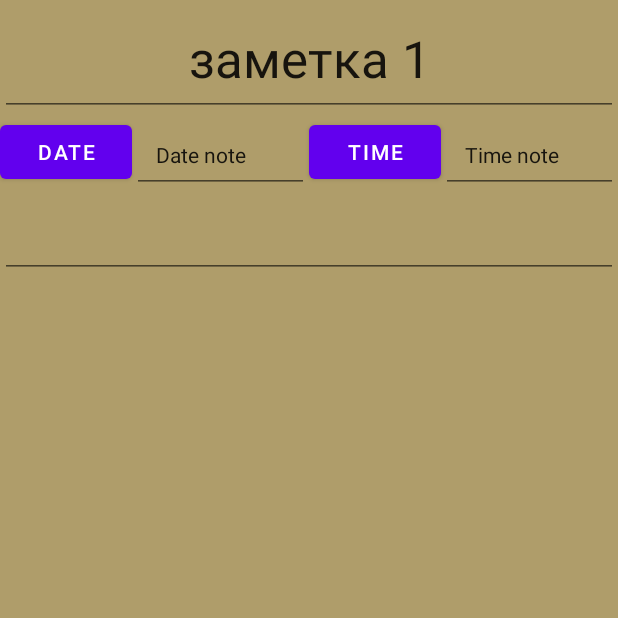
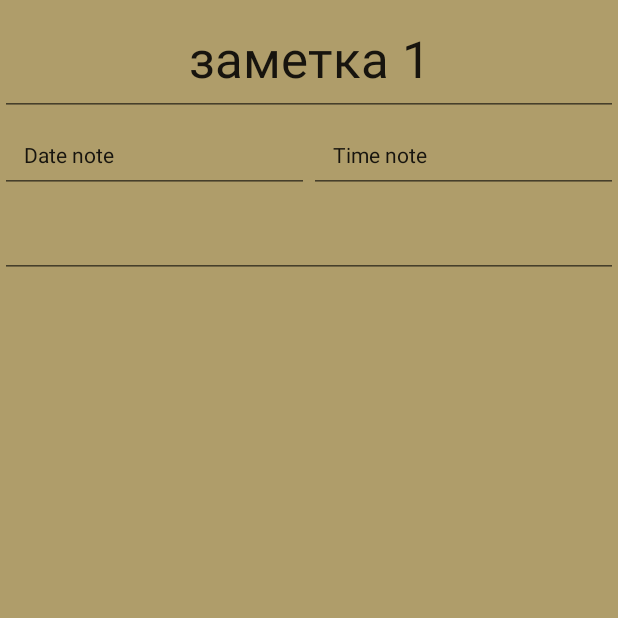
Before and after one commit to EvgenyaVezel/AnAndroidNotes, an Android app: the fragment NoteContentFragment placed in its activity, on a phone screen of 412 x 824 dp, the top half of it. Run offline under Robolectric (Android 15) with nearby library versions, the phone set to English and light mode, and no system bars; 15 statements that could not run were skipped.

Commit message:
Добавила CardView, RecycleView, в боковое навигационное меню добавила переход к списку заметок, реализовала меню для каждой заметки

```diff
--- a/app/src/main/java/com/example/myapplication/domain/Note.java
+++ b/app/src/main/java/com/example/myapplication/domain/Note.java
@@ -13,7 +13,7 @@ public class Note implements Parcelable {
     private Calendar calendar = Calendar.getInstance();
     private String  head;
     private Date date;
-    private String  content;
+    private String content;
 
 
     public Note(String head, Date date, String content) {
--- a/app/src/main/java/com/example/myapplication/domain/NotesRepository.java
+++ b/app/src/main/java/com/example/myapplication/domain/NotesRepository.java
@@ -4,4 +4,6 @@ import java.util.List;
 
 public interface NotesRepository {
     List<Note> getNotes();
+    void addNote(Note note);
+    void deleteNote(Note note);
 }
--- a/app/src/main/java/com/example/myapplication/domain/NotesRepositoryImp.java
+++ b/app/src/main/java/com/example/myapplication/domain/NotesRepositoryImp.java
@@ -9,10 +9,10 @@ import java.util.Calendar;
 import java.util.List;
 
 public class NotesRepositoryImp implements NotesRepository{
-
+    protected List<Note> result;
     @Override
     public List<Note> getNotes() {
-        List<Note> result = new ArrayList<>();
+        result = new ArrayList<>();
 
         result.add(new Note("Заметка 1", Calendar.getInstance().getTime(),  "Соержимое заметки 1..."));
         result.add(new Note("Заметка 2", Calendar.getInstance().getTime(),  "Соержимое заметки 2..."));
@@ -20,4 +20,13 @@ public class NotesRepositoryImp implements NotesRepository{
 
         return result;
     }
+
+    @Override
+    public void addNote(Note note) {
+        result.add(note);
+    }
+    @Override
+    public void deleteNote(Note note) {
+        result.remove(note);
+    }
 }
--- a/app/src/main/java/com/example/myapplication/ui/details/NoteContentFragment.java
+++ b/app/src/main/java/com/example/myapplication/ui/details/NoteContentFragment.java
@@ -29,6 +29,8 @@ import java.util.Locale;
 public class NoteContentFragment extends Fragment {
     private static final String KEY_NOTE = "KEY_NOTE";
 
+    private EditText contentNote;
+    private EditText headNote;
 
     public static NoteContentFragment getInstance(Note note) {
         NoteContentFragment fragment = new NoteContentFragment();
@@ -58,16 +60,12 @@ public class NoteContentFragment extends Fragment {
         int cHourOfDay = calendar.get(Calendar.HOUR_OF_DAY);
         int cMinute = calendar.get(Calendar.MINUTE);
 
-        EditText headNote = view.findViewById(R.id.content_note_head);
-        EditText contentNote = view.findViewById(R.id.note_content);
+        headNote = view.findViewById(R.id.content_note_head);
+        contentNote = view.findViewById(R.id.note_content);
         EditText dateView = view.findViewById(R.id.edit_text_date);
         EditText timeView = view.findViewById(R.id.edit_text_time);
-        Button bntDate = view.findViewById(R.id.btn_date);
-        Button btnText = view.findViewById(R.id.btn_time);
 
-
-        bntDate.setOnClickListener(new View.OnClickListener() {
-
+        dateView.setOnClickListener(new View.OnClickListener() {
             @Override
             public void onClick(View v) {
                 DatePickerDialog datePickerDialog = new DatePickerDialog(requireContext(), (view1, year, month, dayOfMonth) -> {
@@ -77,25 +75,26 @@ public class NoteContentFragment extends Fragment {
 
                     updateDateText(dateView, calendar, formatDate);
                 }, cYear, cMonth, cDayOfMonth);
+                note.setDate(calendar.getTime());
                 datePickerDialog.show();
             }
+
         });
 
-        btnText.setOnClickListener(new View.OnClickListener() {
-
+        timeView.setOnClickListener(new View.OnClickListener() {
             @Override
             public void onClick(View v) {
-                TimePickerDialog timePickerDialog = new TimePickerDialog(requireContext(), (TimePickerDialog.OnTimeSetListener) (view12, hourOfDay, minute) -> {
+                TimePickerDialog timePickerDialog = new TimePickerDialog(requireContext(), (view12, hourOfDay, minute) -> {
                     calendar.set(hourOfDay, minute);
                     String formatTime = "hh:mm";
                     note.setDate(calendar.getTime());
-                    updateDateText(timeView, calendar,formatTime );
-                    },  cHourOfDay, cMinute, false);
+                    updateDateText(timeView, calendar, formatTime);
+                }, cHourOfDay, cMinute, false);
+                note.setDate(calendar.getTime());
 
-                 timePickerDialog.show();
+                timePickerDialog.show();
             }
         });
-
 
         headNote.setText(note.getHead());
         contentNote.setText(note.getContent());
@@ -105,9 +104,16 @@ public class NoteContentFragment extends Fragment {
     private void updateDateText(EditText dateView, Calendar calendar, String formatDate) {
 
         SimpleDateFormat simpleDateFormat = new SimpleDateFormat(formatDate, Locale.getDefault());
-
         dateView.setText(simpleDateFormat.format(calendar.getTime()));
     }
 
+    @Override
+    public void onDetach() {
+        super.onDetach();
+        Note note = getArguments().getParcelable(KEY_NOTE);
 
+        note.setHead(headNote.getText().toString());
+        note.setContent(contentNote.getText().toString());
+
+    }
 }
--- a/app/src/main/java/com/example/myapplication/ui/list/MainActivity.java
+++ b/app/src/main/java/com/example/myapplication/ui/list/MainActivity.java
@@ -28,14 +28,6 @@ public class MainActivity extends AppCompatActivity implements NotesListFragment
         setContentView(R.layout.activity_main);
         Toolbar toolbar = findViewById(R.id.toolbar);
 
-
-       /* setSupportActionBar(toolbar);
-        getSupportFragmentManager()
-                .beginTransaction()
-                .replace(R.id.container_list, new NotesListFragment())
-                .commit();
-*/
-
         DrawerLayout drawerLayout = findViewById(R.id.drawer_layout);
         ActionBarDrawerToggle toggle = new ActionBarDrawerToggle(
                 this,
@@ -56,6 +48,15 @@ public class MainActivity extends AppCompatActivity implements NotesListFragment
                             .beginTransaction()
                             .addToBackStack(null)
                             .replace(R.id.container, new AboutAppFragment())
+                            .commit();
+                    return true;
+                }
+
+                if (item.getItemId() == R.id.notes_main) {
+                    getSupportFragmentManager()
+                            .beginTransaction()
+                            .addToBackStack(null)
+                            .replace(R.id.container, new NotesListFragment())
                             .commit();
                     return true;
                 }
@@ -111,9 +112,11 @@ public class MainActivity extends AppCompatActivity implements NotesListFragment
     @Override
     public boolean onOptionsItemSelected(@NonNull MenuItem item) {
         if (item.getItemId() == R.id.option_add) {
+
             Toast.makeText(this, "added note", Toast.LENGTH_SHORT).show();
             return true;
         }
         return false;
     }
+
 }
--- a/app/src/main/java/com/example/myapplication/ui/list/NotesListFragment.java
+++ b/app/src/main/java/com/example/myapplication/ui/list/NotesListFragment.java
@@ -6,14 +6,14 @@ import android.view.LayoutInflater;
 import android.view.MenuItem;
 import android.view.View;
 import android.view.ViewGroup;
-import android.widget.LinearLayout;
-import android.widget.PopupMenu;
-import android.widget.TextView;
 import android.widget.Toast;
+import android.widget.Toolbar;
 
 import androidx.annotation.NonNull;
 import androidx.annotation.Nullable;
 import androidx.fragment.app.Fragment;
+import androidx.recyclerview.widget.LinearLayoutManager;
+import androidx.recyclerview.widget.RecyclerView;
 
 import com.example.myapplication.R;
 import com.example.myapplication.domain.Note;
@@ -24,13 +24,9 @@ import java.util.List;
 
 public class NotesListFragment extends Fragment {
 
-    public interface OnNoteClicked {
-        void onNoteClicked(Note note);
-    }
+    private NotesRepository notesRepository;
+    private OnNoteClicked onNoteClicked;
 
-    private NotesRepository notesRepository;
-
-    private OnNoteClicked onNoteClicked;
 
     @Override
     public void onAttach(@NonNull Context context) {
@@ -59,53 +55,90 @@ public class NotesListFragment extends Fragment {
     public void onViewCreated(@NonNull View view, @Nullable Bundle savedInstanceState) {
         super.onViewCreated(view, savedInstanceState);
 
-        LinearLayout noteList = view.findViewById(R.id.list_notes);
+        RecyclerView noteList = view.findViewById(R.id.list_notes);
+        noteList.setLayoutManager(new LinearLayoutManager(requireContext()));
+
         List<Note> notes = notesRepository.getNotes();
+        NotesAdapter notesAdapter = new NotesAdapter();
+        notesAdapter.setData(notes);
 
-        for (Note note : notes) {
-
-            View itemView = LayoutInflater.from(requireContext()).inflate(R.layout.item_note, noteList, false);
-            itemView.setOnClickListener(new View.OnClickListener() {
-                @Override
-                public void onClick(View v) {
+        notesAdapter.setListener(note -> {
             if (onNoteClicked != null) {
                 onNoteClicked.onNoteClicked(note);
             }
+        });
+
+        notesAdapter.setOnToolbarClickListener(new NotesAdapter.OnToolbarClickListener() {
+            @Override
+            public boolean onToolbarClicked(@NonNull Note note, androidx.appcompat.widget.Toolbar toolbar) {
+                toolbar.setOnMenuItemClickListener(new androidx.appcompat.widget.Toolbar.OnMenuItemClickListener() {
+                    @Override
+                    public boolean onMenuItemClick(MenuItem item) {
+                        int itemId = item.getItemId();
+                        if (itemId == R.id.option_edit) {
+                            if (onNoteClicked != null) {
+                                onNoteClicked.onNoteClicked(note);
+                            }
+                            return true;
+                        } else if (itemId == R.id.option_delete) {
+                            Toast.makeText(requireContext(), "deleted note", Toast.LENGTH_SHORT).show();
+                            return true;
+                        }
+                        return false;
+                    }
+                });
+                return false;
             }
         });
 
-            TextView noteHead = itemView.findViewById(R.id.item_note);
-            noteHead.setOnLongClickListener(new View.OnLongClickListener() {
-                @Override
-                public boolean onLongClick(View v) {
-                    PopupMenu popupMenu = new PopupMenu(requireContext(), v);
-                    requireActivity().getMenuInflater().inflate(R.menu.menu_list_fragment, popupMenu.getMenu());
 
-                    popupMenu.setOnMenuItemClickListener(new PopupMenu.OnMenuItemClickListener() {
+        noteList.setAdapter(notesAdapter);
+
+        notesAdapter.notifyDataSetChanged();
+    }
+
+    public interface OnNoteClicked {
+
+        void onNoteClicked(Note note);
+    }
+
+
+
+       /* Toolbar toolbar = view.findViewById(R.id.card_toolbar);
+        toolbar.setOnMenuItemClickListener(new Toolbar.OnMenuItemClickListener() {
             @Override
             public boolean onMenuItemClick(MenuItem item) {
-                            if (item.getItemId() == R.id.option_edit) {
-                                Toast.makeText(requireContext(), "note edited", Toast.LENGTH_SHORT).show();
+                int itemId = item.getItemId();
+                if (itemId == R.id.option_edit) {
+                    Toast.makeText(requireContext(), "edited note", Toast.LENGTH_SHORT).show();
                     return true;
-                            }
-                            if (item.getItemId() == R.id.option_delete) {
-                                Toast.makeText(requireContext(), "note deleted", Toast.LENGTH_SHORT).show();
+                } else if (itemId == R.id.option_delete) {
+                    Toast.makeText(requireContext(), "deleted note", Toast.LENGTH_SHORT).show();
                     return true;
                 }
 
                 return false;
             }
+        });*/
+
+       /* notesAdapter.setListenerLong(note -> {
+            PopupMenu popupMenu = new PopupMenu(requireContext(), view);
+            popupMenu.inflate(R.menu.menu_list_fragment);
+            popupMenu.setOnMenuItemClickListener(item -> {
+                int itemId = item.getItemId();
+                if (itemId == R.id.option_edit) {
+                    onNoteClicked.onNoteClicked(note);
+                    return true;
+                } else if (itemId == R.id.option_delete) {
+                    Toast.makeText(requireContext(), "deleted note", Toast.LENGTH_SHORT).show();
+                    return true;
+                }
+
+                return false;
             });
             popupMenu.show();
             return false;
-                }
-            });
+        });*/
 
-            noteHead.setText(note.getHead());
-            noteList.addView(itemView);
 
 }
-
-    }
-
-}
--- a/app/src/main/res/layout/activity_main.xml
+++ b/app/src/main/res/layout/activity_main.xml
@@ -24,7 +24,8 @@
                 android:id="@+id/toolbar"
                 android:layout_width="match_parent"
                 android:layout_height="wrap_content"
-                android:background="@color/space_gray" />
+                android:background="@color/space_gray"
+                app:menu="@menu/menu_appbar_notes"/>
         </com.google.android.material.appbar.AppBarLayout>
 
         <FrameLayout
--- a/app/src/main/res/layout/activity_note_content.xml
+++ b/app/src/main/res/layout/activity_note_content.xml
@@ -3,7 +3,6 @@
     xmlns:tools="http://schemas.android.com/tools"
     android:id="@+id/container"
     android:layout_width="match_parent"
-    android:layout_height="match_parent"
-    tools:context=".ui.details.NoteContentActivity">
+    android:layout_height="match_parent">
 
 </androidx.fragment.app.FragmentContainerView>
--- a/app/src/main/res/layout/fragment_note_content.xml
+++ b/app/src/main/res/layout/fragment_note_content.xml
@@ -20,25 +20,6 @@
         app:layout_constraintStart_toStartOf="parent"
         app:layout_constraintTop_toTopOf="parent" />
 
-    <Button
-        android:id="@+id/btn_date"
-        android:layout_width="wrap_content"
-        android:layout_height="wrap_content"
-        android:text="@string/btn_date"
-        app:layout_constraintEnd_toStartOf="@id/edit_text_date"
-        app:layout_constraintStart_toStartOf="parent"
-        app:layout_constraintTop_toBottomOf="@id/content_note_head" />
-
-    <Button
-        android:id="@+id/btn_time"
-        android:layout_width="wrap_content"
-        android:layout_height="wrap_content"
-        android:text="@string/btn_time"
-        app:layout_constraintTop_toBottomOf="@id/content_note_head"
-        app:layout_constraintStart_toEndOf="@id/edit_text_date"
-        app:layout_constraintEnd_toStartOf="@id/edit_text_time"
-        />
-
     <EditText
         android:id="@+id/edit_text_time"
         android:layout_width="0dp"
@@ -48,9 +29,9 @@
         android:padding="@dimen/view_padding"
         android:text="@string/text_note"
         android:textAppearance="@style/TextAppearance.AppCompat.Small"
-        app:layout_constraintStart_toEndOf="@id/btn_time"
         app:layout_constraintEnd_toEndOf="parent"
-        app:layout_constraintTop_toBottomOf="@id/content_note_head" />
+        app:layout_constraintTop_toBottomOf="@id/content_note_head"
+        app:layout_constraintStart_toEndOf="@id/edit_text_date" />
 
     <EditText
         android:id="@+id/edit_text_date"
@@ -58,12 +39,11 @@
         android:layout_height="wrap_content"
         android:focusable="false"
         android:inputType="date"
-        android:textAppearance="@style/TextAppearance.AppCompat.Small"
         android:padding="@dimen/view_padding"
         android:text="@string/date_note"
-        app:layout_constraintEnd_toStartOf="@id/btn_time"
-        app:layout_constraintStart_toEndOf="@id/btn_date"
-
+        android:textAppearance="@style/TextAppearance.AppCompat.Small"
+        app:layout_constraintEnd_toStartOf="@id/edit_text_time"
+        app:layout_constraintStart_toStartOf="parent"
         app:layout_constraintTop_toBottomOf="@id/content_note_head" />
 
     <EditText
--- a/app/src/main/res/layout/fragment_notes_list.xml
+++ b/app/src/main/res/layout/fragment_notes_list.xml
@@ -1,9 +1,9 @@
 <?xml version="1.0" encoding="utf-8"?>
-<LinearLayout
-    xmlns:android="http://schemas.android.com/apk/res/android"
+<androidx.recyclerview.widget.RecyclerView xmlns:android="http://schemas.android.com/apk/res/android"
     android:id="@+id/list_notes"
     android:layout_width="match_parent"
     android:layout_height="match_parent"
+    android:background="@color/white"
     android:orientation="vertical">
 
-</LinearLayout>
+</androidx.recyclerview.widget.RecyclerView>
--- a/app/src/main/res/menu/menu_drawer.xml
+++ b/app/src/main/res/menu/menu_drawer.xml
@@ -5,5 +5,9 @@
         android:title="@string/about_app"
         android:id="@+id/about_app">
     </item>
+    <item
+        android:title="@string/notes_main"
+        android:id="@+id/notes_main">
+    </item>
 
 </menu>
--- a/app/src/main/res/menu/menu_list_fragment.xml
+++ b/app/src/main/res/menu/menu_list_fragment.xml
@@ -4,13 +4,13 @@
     <item
         android:id="@+id/option_edit"
         android:title="@string/edit"
-        app:showAsAction="ifRoom">
+        app:showAsAction="never">
     </item>
 
     <item
         android:id="@+id/option_delete"
         android:title="@string/delete"
-        app:showAsAction="ifRoom">
+        app:showAsAction="never">
 
     </item>
 </menu>
--- a/app/src/main/res/values/dimens.xml
+++ b/app/src/main/res/values/dimens.xml
@@ -2,5 +2,8 @@
 <resources>
     <dimen name="view_padding">16dp</dimen>
     <dimen name="margin_top_drawer_header">20dp</dimen>
+    <dimen name="default_margin">20dp</dimen>
+    <dimen name="text_size_title_note">20sp</dimen>
+    <dimen name="text_size_date_note">12sp</dimen>
 
 </resources>
--- a/app/src/main/res/values/strings.xml
+++ b/app/src/main/res/values/strings.xml
@@ -20,5 +20,7 @@
     <string name="about_app_content">Приложение \'Заметки\' разработано в рамках обучения в GeekBrains</string>
     <string name="mail">android_studio@gmail.com</string>
     <string name="username">Android Studio</string>
+    <string name="note_date">01/05/2021</string>
+    <string name="notes_main">Notes</string>
 
 </resources>
```
Also changed, not shown: app/src/main/res/layout/item_note.xml (deleted, +0 -10 lines). Lines whose indentation alone changed are shown as unchanged.
